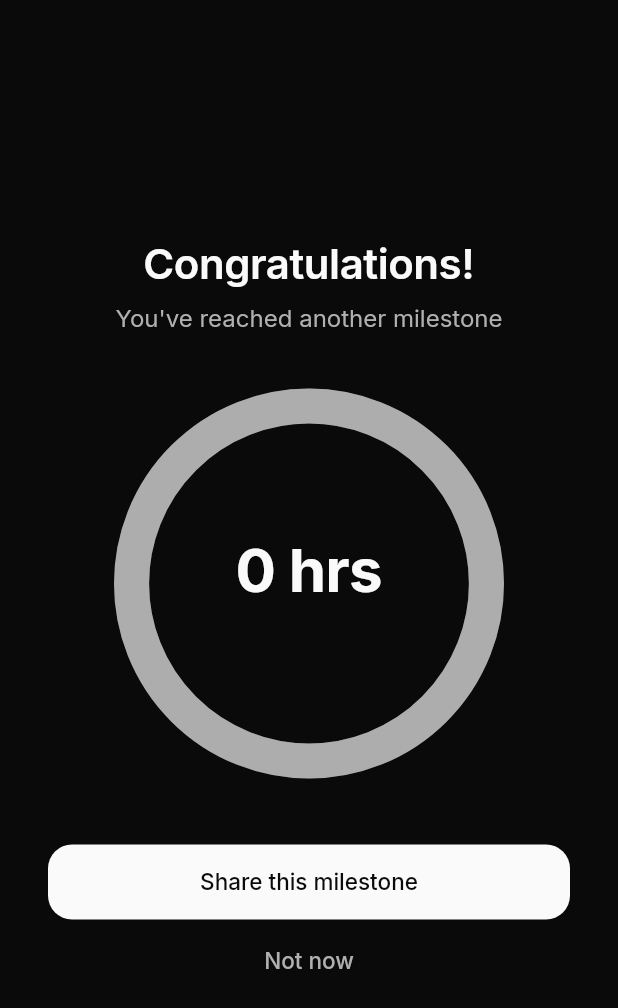
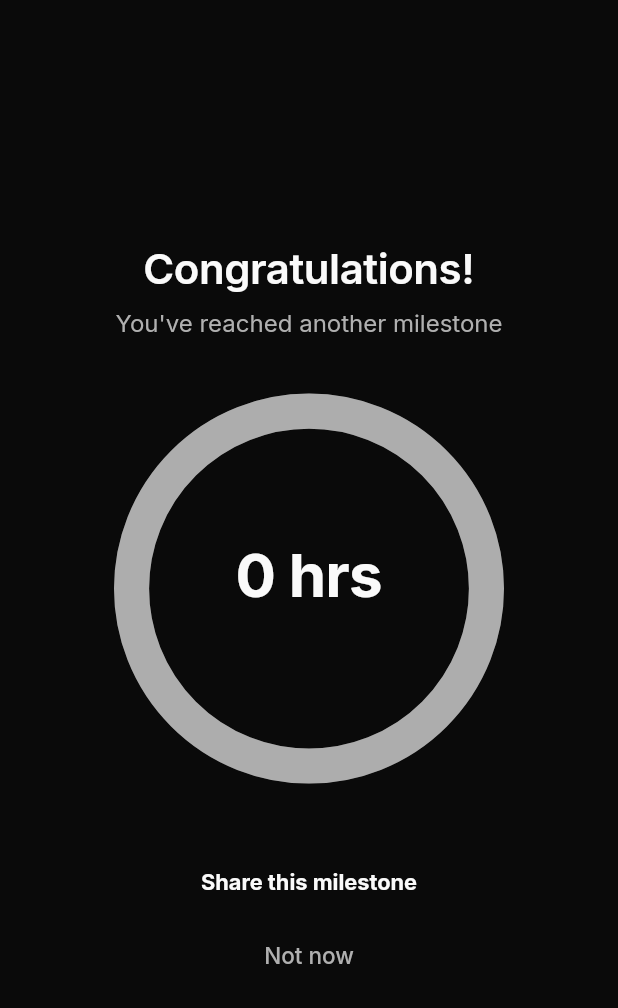
Before and after one commit to KTApps/SONDR_V1, a Flutter app: the MilestoneCelebrationScreen screen opened directly with empty values, on a phone screen of 412 x 824 dp. Shown: the top 1008 px of the screen. Run offline on Flutter 3.47's test engine with Material 3 defaults, Android fonts, the phone set to English and light mode, and no system bars; our stand-ins replace cached_network_image, cloud_firestore, firebase_auth, firebase_core, firebase_storage, flutter_riverpod and 2 more; accounts and stored records are empty; network calls fail.

Commit message:
Remove filled pill buttons; actions become text
Convert the last filled ElevatedButtons to the text-action treatment
(white/bold, no fill/capsule): SharePrimaryButton, photo-capture keep, the
milestone celebration primary, and the new-task dialog's Add. Photo-capture
retake becomes supporting grey (keep is the forward action, retake the
go-back), side by side. SharePrimaryButton nulls onPressed internally while
busy so it can't double-submit. SondrActionPair's gap is exposed as `gap` so
the hand-built retake row sources the 16 from one place. No filled button
remains in lib/.

```diff
--- a/lib/features/milestone/milestone_celebration.dart
+++ b/lib/features/milestone/milestone_celebration.dart
@@ -1,4 +1,5 @@
 import 'package:flutter/material.dart';
+import '../../shared/sondr_action.dart';
 import 'package:flutter_riverpod/flutter_riverpod.dart';
 
 import '../../core/backend.dart';
@@ -271,25 +272,6 @@ class _Primary extends StatelessWidget {
   final VoidCallback? onPressed;
 
   @override
-  Widget build(BuildContext context) {
-    final tokens = GreyscaleTokens.of(context);
-    return SizedBox(
-      width: double.infinity,
-      child: ElevatedButton(
-        onPressed: onPressed,
-        style: ElevatedButton.styleFrom(
-          backgroundColor: tokens.ringFillOuter,
-          foregroundColor: tokens.background,
-          disabledBackgroundColor: tokens.ringTrack,
-          elevation: 0,
-          padding: const EdgeInsets.symmetric(vertical: 16),
-          shape: RoundedRectangleBorder(
-            borderRadius: BorderRadius.circular(16),
-          ),
-          textStyle: Theme.of(context).textTheme.labelLarge,
-        ),
-        child: Text(label),
-      ),
-    );
-  }
+  Widget build(BuildContext context) =>
+      Center(child: SondrAction(label: label, onPressed: onPressed));
 }
--- a/lib/shared/sondr_action.dart
+++ b/lib/shared/sondr_action.dart
@@ -118,7 +118,9 @@ class SondrActionPair extends StatelessWidget {
   final VoidCallback? onSecond;
 
   /// Extra space between the pair, over and above each action's own padding.
-  static const double _gap = 16;
+  /// Public so a pair that cannot use this widget — one whose two actions
+  /// are not equals — still sits at the same distance.
+  static const double gap = 16;
 
   @override
   Widget build(BuildContext context) {
@@ -131,7 +133,7 @@ class SondrActionPair extends StatelessWidget {
         SondrAction(label: firstLabel, onPressed: onFirst),
         // On top of each action's own 20 of padding, so the labels sit 56
         // apart — enough to read as two buttons with nothing drawn between.
-        SizedBox(width: _gap * scale),
+        SizedBox(width: gap * scale),
         SondrAction(label: secondLabel, onPressed: onSecond),
       ],
     );
```
Also changed, not shown: lib/features/milestone/share_caption_screen.dart (+14 -20 lines), lib/features/photos/photo_capture_flow.dart (+18 -28 lines), lib/features/timer/widgets/task_dropdown.dart (+3 -10 lines).
